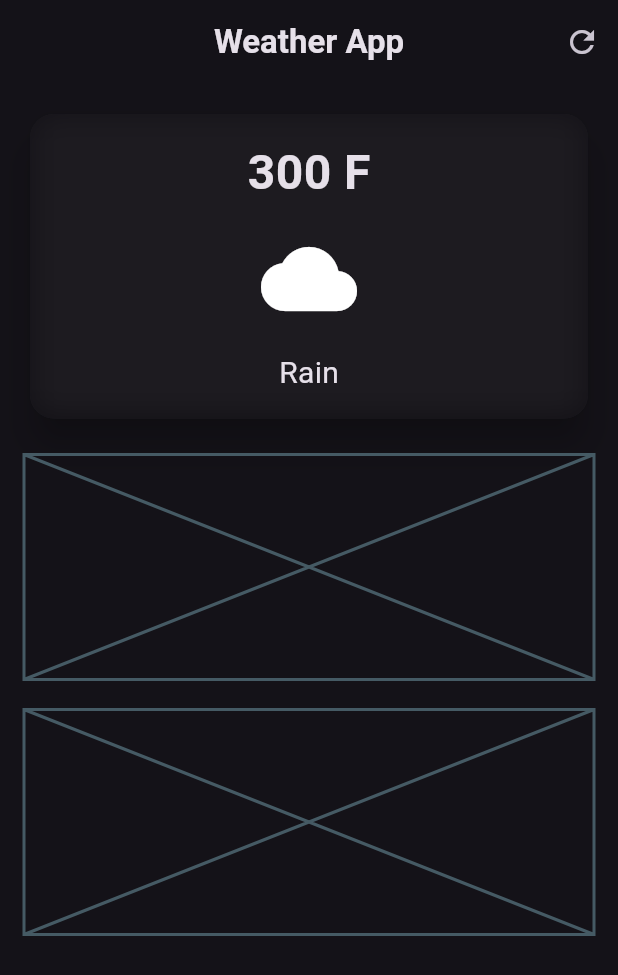
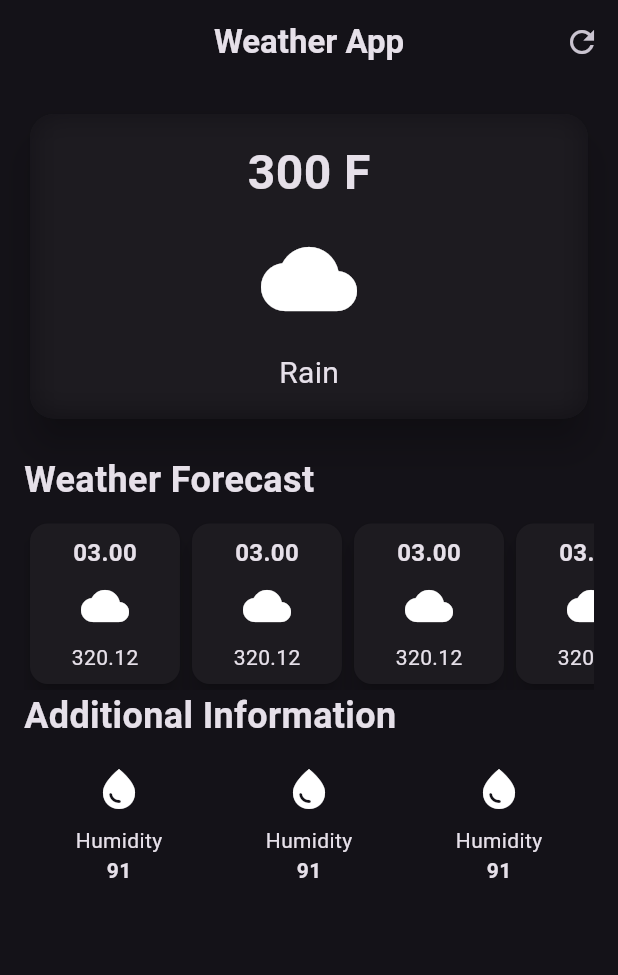
Before and after one commit to PRAYFRME/weather_app, a Flutter app: the screen it shows after launch, on a phone screen of 412 x 824 dp. Shown: the top 975 px of the screen. Run offline on Flutter 3.47's test engine with Material 3 defaults, Android fonts, the phone set to English and light mode, and no system bars.

Commit message:
Working on it
Initial commit.

```diff
--- /dev/null
+++ b/lib/additonal_info_item.dart
@@ -0,0 +1,27 @@
+import 'package:flutter/material.dart';
+
+class AdditionalInfoItem extends StatelessWidget {
+  const AdditionalInfoItem({
+    super.key,
+  });
+
+  @override
+  Widget build(BuildContext context) {
+    return const Column(
+      children: [
+        Icon(
+          Icons.water_drop,
+          size: 32,
+        ),
+        SizedBox(height: 8),
+        Text('Humidity'),
+        Text(
+          '91',
+          style: TextStyle(
+            fontWeight: FontWeight.bold,
+          ),
+        ),
+      ],
+    );
+  }
+}
--- /dev/null
+++ b/lib/hourly_forecast_item.dart
@@ -0,0 +1,39 @@
+import 'package:flutter/material.dart';
+
+class HourlyForecastItem extends StatelessWidget {
+  const HourlyForecastItem({super.key});
+
+  @override
+  Widget build(BuildContext context) {
+    return Card(
+      elevation: 6,
+      child: Container(
+        width: 100,
+        padding: const EdgeInsets.all(8.0),
+        decoration: BoxDecoration(
+          borderRadius: BorderRadius.circular(12),
+        ),
+        child: const Column(
+          children: [
+            Text(
+              '03.00',
+              style: TextStyle(
+                fontSize: 16,
+                fontWeight: FontWeight.bold,
+              ),
+            ),
+            SizedBox(height: 8),
+            Icon(
+              Icons.cloud,
+              size: 32,
+            ),
+            SizedBox(height: 8),
+            Text(
+              '320.12',
+            ),
+          ],
+        ),
+      ),
+    );
+  }
+}
--- a/lib/weather_screen.dart
+++ b/lib/weather_screen.dart
@@ -1,6 +1,8 @@
 import 'dart:ui';
 
 import 'package:flutter/material.dart';
+import 'package:weather_app/additonal_info_item.dart';
+import 'package:weather_app/hourly_forecast_item.dart';
 
 class WeatherScreen extends StatelessWidget {
   const WeatherScreen({super.key});
@@ -26,6 +28,7 @@ class WeatherScreen extends StatelessWidget {
       body: Padding(
         padding: const EdgeInsets.all(16.0),
         child: Column(
+          crossAxisAlignment: CrossAxisAlignment.start,
           children: [
             SizedBox(
               width: double.infinity,
@@ -72,14 +75,42 @@ class WeatherScreen extends StatelessWidget {
               ),
             ),
             const SizedBox(height: 20),
-            const Placeholder(
-              fallbackHeight: 150,
+            const Text(
+              'Weather Forecast',
+              style: TextStyle(
+                fontSize: 24,
+                fontWeight: FontWeight.bold,
+              ),
             ),
-            const SizedBox(height: 20),
-            const Placeholder(
-              fallbackHeight: 150,
+            const SizedBox(height: 8),
+            const SingleChildScrollView(
+              scrollDirection: Axis.horizontal,
+              child: Row(
+                children: [
+                  HourlyForecastItem(),
+                  HourlyForecastItem(),
+                  HourlyForecastItem(),
+                  HourlyForecastItem(),
+                  HourlyForecastItem(),
+                ],
+              ),
             ),
-            const SizedBox(height: 20),
+            const Text(
+              'Additional Information',
+              style: TextStyle(
+                fontSize: 24,
+                fontWeight: FontWeight.bold,
+              ),
+            ),
+            const SizedBox(height: 16),
+            const Row(
+              mainAxisAlignment: MainAxisAlignment.spaceAround,
+              children: [
+                AdditionalInfoItem(),
+                AdditionalInfoItem(),
+                AdditionalInfoItem(),
+              ],
+            ),
           ],
         ),
       ),
```
